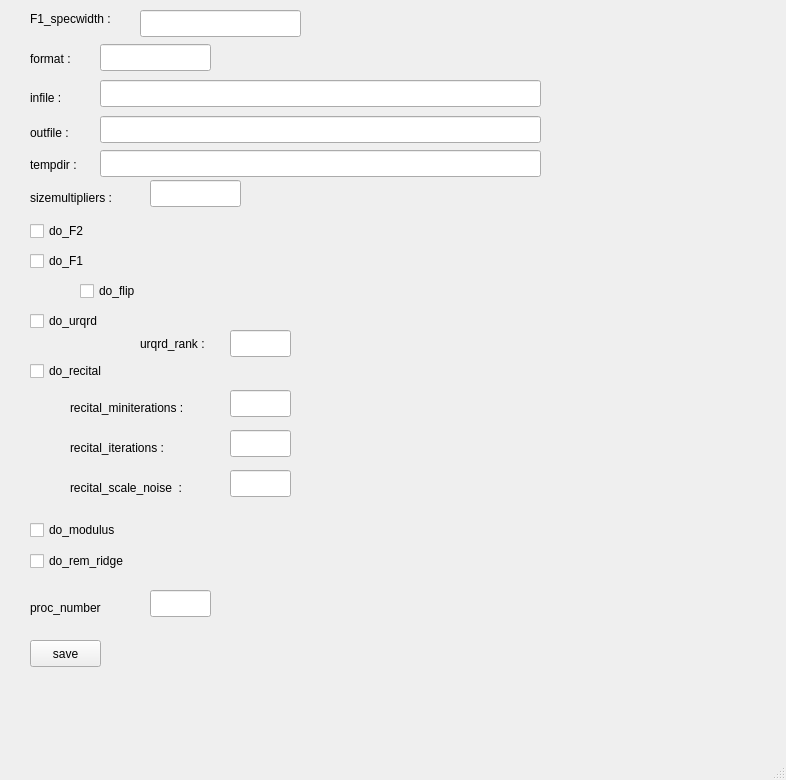
First picture: the form in InterfProc/util/config.ui, repository floo4d/floo4d_draft, before the edit.
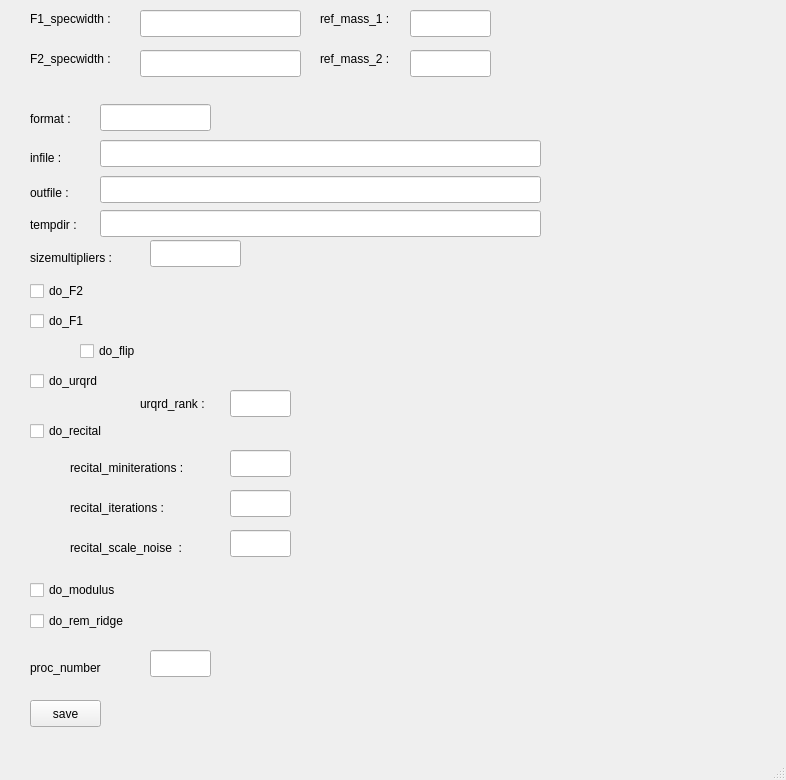
Second picture: the form after the edit.

Commit message: few modif for processing2D interface, added ref mass etc..

Patch:
```diff
--- a/InterfProc/util/config.ui
+++ b/InterfProc/util/config.ui
@@ -34,7 +34,7 @@
     <property name="geometry">
      <rect>
       <x>30</x>
-      <y>640</y>
+      <y>700</y>
       <width>71</width>
       <height>27</height>
      </rect>
@@ -70,7 +70,7 @@
     <property name="geometry">
      <rect>
       <x>30</x>
-      <y>50</y>
+      <y>110</y>
       <width>71</width>
       <height>17</height>
      </rect>
@@ -83,7 +83,7 @@
     <property name="geometry">
      <rect>
       <x>100</x>
-      <y>44</y>
+      <y>104</y>
       <width>111</width>
       <height>27</height>
      </rect>
@@ -93,7 +93,7 @@
     <property name="geometry">
      <rect>
       <x>30</x>
-      <y>90</y>
+      <y>150</y>
       <width>61</width>
       <height>16</height>
      </rect>
@@ -106,7 +106,7 @@
     <property name="geometry">
      <rect>
       <x>100</x>
-      <y>80</y>
+      <y>140</y>
       <width>441</width>
       <height>27</height>
      </rect>
@@ -116,7 +116,7 @@
     <property name="geometry">
      <rect>
       <x>100</x>
-      <y>116</y>
+      <y>176</y>
       <width>441</width>
       <height>27</height>
      </rect>
@@ -129,7 +129,7 @@
     <property name="geometry">
      <rect>
       <x>30</x>
-      <y>125</y>
+      <y>185</y>
       <width>61</width>
       <height>16</height>
      </rect>
@@ -142,7 +142,7 @@
     <property name="geometry">
      <rect>
       <x>30</x>
-      <y>157</y>
+      <y>217</y>
       <width>61</width>
       <height>16</height>
      </rect>
@@ -155,7 +155,7 @@
     <property name="geometry">
      <rect>
       <x>100</x>
-      <y>150</y>
+      <y>210</y>
       <width>441</width>
       <height>27</height>
      </rect>
@@ -168,7 +168,7 @@
     <property name="geometry">
      <rect>
       <x>150</x>
-      <y>180</y>
+      <y>240</y>
       <width>91</width>
       <height>27</height>
      </rect>
@@ -181,7 +181,7 @@
     <property name="geometry">
      <rect>
       <x>30</x>
-      <y>190</y>
+      <y>250</y>
       <width>111</width>
       <height>16</height>
      </rect>
@@ -194,7 +194,7 @@
     <property name="geometry">
      <rect>
       <x>30</x>
-      <y>220</y>
+      <y>280</y>
       <width>97</width>
       <height>22</height>
      </rect>
@@ -207,7 +207,7 @@
     <property name="geometry">
      <rect>
       <x>30</x>
-      <y>250</y>
+      <y>310</y>
       <width>97</width>
       <height>22</height>
      </rect>
@@ -220,7 +220,7 @@
     <property name="geometry">
      <rect>
       <x>80</x>
-      <y>280</y>
+      <y>340</y>
       <width>97</width>
       <height>22</height>
      </rect>
@@ -233,7 +233,7 @@
     <property name="geometry">
      <rect>
       <x>30</x>
-      <y>310</y>
+      <y>370</y>
       <width>97</width>
       <height>22</height>
      </rect>
@@ -246,7 +246,7 @@
     <property name="geometry">
      <rect>
       <x>230</x>
-      <y>330</y>
+      <y>390</y>
       <width>61</width>
       <height>27</height>
      </rect>
@@ -259,7 +259,7 @@
     <property name="geometry">
      <rect>
       <x>140</x>
-      <y>336</y>
+      <y>396</y>
       <width>91</width>
       <height>16</height>
      </rect>
@@ -272,7 +272,7 @@
     <property name="geometry">
      <rect>
       <x>70</x>
-      <y>400</y>
+      <y>460</y>
       <width>161</width>
       <height>16</height>
      </rect>
@@ -285,7 +285,7 @@
     <property name="geometry">
      <rect>
       <x>230</x>
-      <y>390</y>
+      <y>450</y>
       <width>61</width>
       <height>27</height>
      </rect>
@@ -298,7 +298,7 @@
     <property name="geometry">
      <rect>
       <x>30</x>
-      <y>360</y>
+      <y>420</y>
       <width>97</width>
       <height>22</height>
      </rect>
@@ -311,7 +311,7 @@
     <property name="geometry">
      <rect>
       <x>70</x>
-      <y>440</y>
+      <y>500</y>
       <width>161</width>
       <height>16</height>
      </rect>
@@ -324,7 +324,7 @@
     <property name="geometry">
      <rect>
       <x>230</x>
-      <y>430</y>
+      <y>490</y>
       <width>61</width>
       <height>27</height>
      </rect>
@@ -337,7 +337,7 @@
     <property name="geometry">
      <rect>
       <x>70</x>
-      <y>480</y>
+      <y>540</y>
       <width>161</width>
       <height>16</height>
      </rect>
@@ -350,7 +350,7 @@
     <property name="geometry">
      <rect>
       <x>230</x>
-      <y>470</y>
+      <y>530</y>
       <width>61</width>
       <height>27</height>
      </rect>
@@ -363,7 +363,7 @@
     <property name="geometry">
      <rect>
       <x>30</x>
-      <y>520</y>
+      <y>580</y>
       <width>131</width>
       <height>20</height>
      </rect>
@@ -376,7 +376,7 @@
     <property name="geometry">
      <rect>
       <x>30</x>
-      <y>550</y>
+      <y>610</y>
       <width>151</width>
       <height>22</height>
      </rect>
@@ -389,7 +389,7 @@
     <property name="geometry">
      <rect>
       <x>30</x>
-      <y>600</y>
+      <y>660</y>
       <width>111</width>
       <height>16</height>
      </rect>
@@ -402,7 +402,7 @@
     <property name="geometry">
      <rect>
       <x>150</x>
-      <y>590</y>
+      <y>650</y>
       <width>61</width>
       <height>27</height>
      </rect>
@@ -411,6 +411,78 @@
      <string/>
     </property>
    </widget>
+   <widget class="QLabel" name="label_12">
+    <property name="geometry">
+     <rect>
+      <x>30</x>
+      <y>50</y>
+      <width>111</width>
+      <height>17</height>
+     </rect>
+    </property>
+    <property name="text">
+     <string>F2_specwidth : </string>
+    </property>
+   </widget>
+   <widget class="QLineEdit" name="lineEdit_12">
+    <property name="geometry">
+     <rect>
+      <x>140</x>
+      <y>50</y>
+      <width>161</width>
+      <height>27</height>
+     </rect>
+    </property>
+   </widget>
+   <widget class="QLabel" name="label_13">
+    <property name="geometry">
+     <rect>
+      <x>320</x>
+      <y>10</y>
+      <width>81</width>
+      <height>17</height>
+     </rect>
+    </property>
+    <property name="text">
+     <string>ref_mass_1 : </string>
+    </property>
+   </widget>
+   <widget class="QLineEdit" name="lineEdit_13">
+    <property name="geometry">
+     <rect>
+      <x>410</x>
+      <y>10</y>
+      <width>81</width>
+      <height>27</height>
+     </rect>
+    </property>
+   </widget>
+   <widget class="QLineEdit" name="lineEdit_14">
+    <property name="geometry">
+     <rect>
+      <x>410</x>
+      <y>50</y>
+      <width>81</width>
+      <height>27</height>
+     </rect>
+    </property>
+    <property name="text">
+     <string/>
+    </property>
+   </widget>
+   <widget class="QLabel" name="label_14">
+    <property name="geometry">
+     <rect>
+      <x>320</x>
+      <y>50</y>
+      <width>91</width>
+      <height>17</height>
+     </rect>
+    </property>
+    <property name="text">
+     <string>ref_mass_2 : </string>
+    </property>
+   </widget>
   </widget>
   <widget class="QMenuBar" name="menubar">
    <property name="geometry">
```
Left out of the diff: 2 changed lines with no effect on the pictures. The commit also changes 5 other files.
